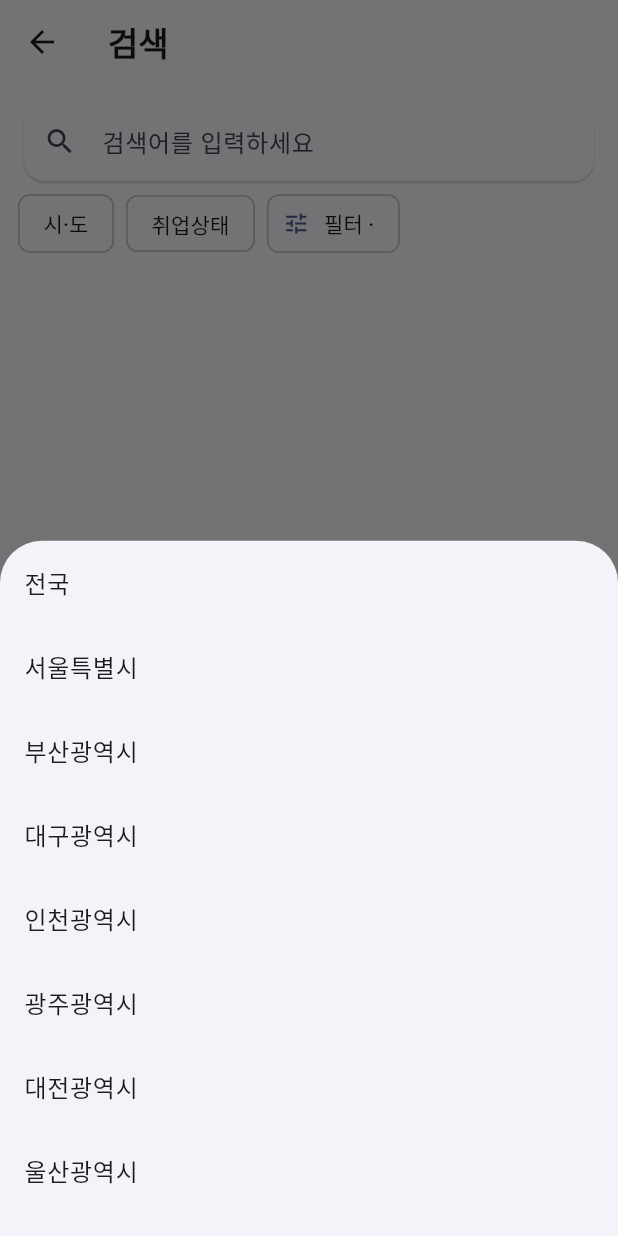
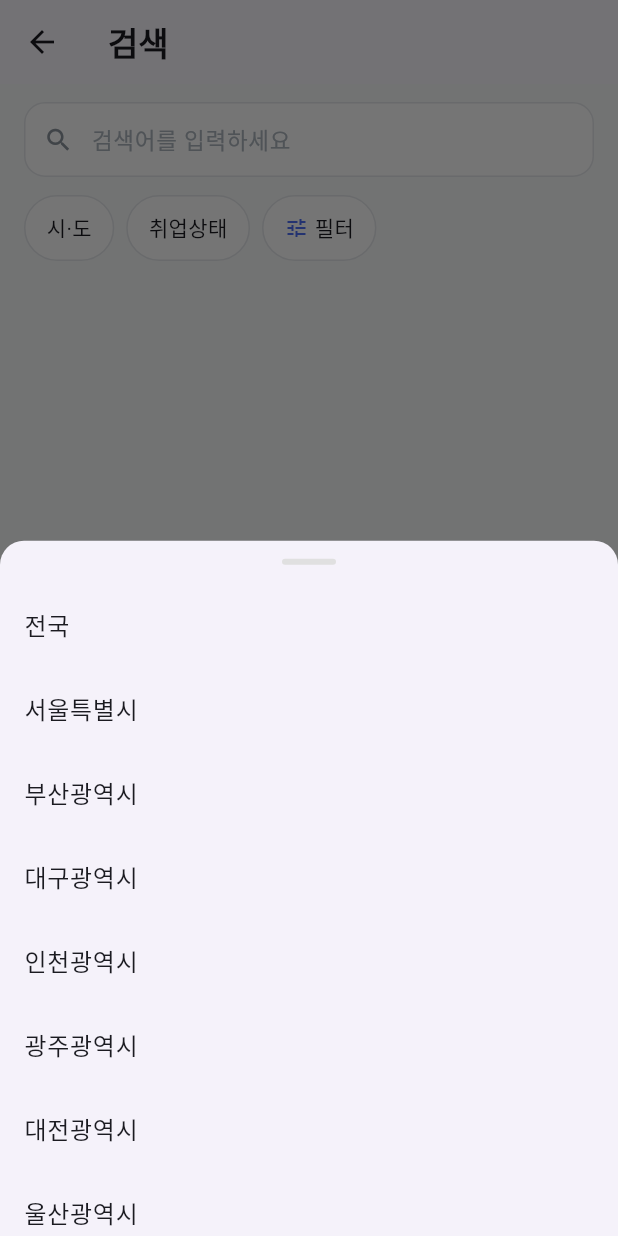
Before and after one commit to Neogulmanpassingby/clientfile, a Flutter app: the SearchPage screen opened directly, after a tap on "시·도", on a phone screen of 412 x 824 dp. Run offline on Flutter 3.47's test engine with Material 3 defaults, Android fonts, the phone set to English and light mode, and no system bars; our stand-ins replace flutter_secure_storage, lottie, shimmer; accounts and stored records are empty; Roboto replaces fonts that are missing (Pretendard); project files that could hold a hidden picture were left out.

Commit message:
style: ui 수정

```diff
--- a/lib/pages/MainPage/SearchPage.dart
+++ b/lib/pages/MainPage/SearchPage.dart
@@ -12,7 +12,6 @@ final String apiBase = const String.fromEnvironment(
   defaultValue: baseUrl,
 );
 
-// 시·도 목록
 const Map<String, List<String>> _sidoSigungu = {
   '서울특별시': [],
   '부산광역시': [],
@@ -40,25 +39,17 @@ class SearchPage extends StatefulWidget {
 }
 
 class _SearchPageState extends State<SearchPage> {
-  // ───────────── 상태
   final _controller = TextEditingController();
   Timer? _debounce;
-
   bool _isLoading = false;
   List<Map<String, dynamic>> _results = [];
-
-  // 빠른 필터
   String? _selectedSido;
   String? _selectedEmploymentStatus;
-
-  // 상세 필터
   String? _maritalStatus;
   String? _education;
   String? _major;
   final Set<String> _specialGroups = {};
   final Set<String> _interests = {};
-
-  // 리스트
   late final List<String> _sidoList = ['전국', ..._sidoSigungu.keys];
   final _employmentStatuses = [
     '재직자',
@@ -72,13 +63,11 @@ class _SearchPageState extends State<SearchPage> {
     '기타',
   ];
 
-  // ───────────── 디바운스 입력
   void _onSearchChanged(String q) {
     if (_debounce?.isActive ?? false) _debounce!.cancel();
     _debounce = Timer(const Duration(milliseconds: 350), () => _search(q));
   }
 
-  // ───────────── API 호출
   Future<void> _search(String q) async {
     if (q.isEmpty) {
       setState(() {
@@ -120,7 +109,6 @@ class _SearchPageState extends State<SearchPage> {
     }
   }
 
-  // ───────────── Shimmer (로딩 카드)
   Widget _shimmer() => Padding(
     padding: const EdgeInsets.symmetric(horizontal: 16, vertical: 6),
     child: Shimmer.fromColors(
@@ -136,49 +124,49 @@ class _SearchPageState extends State<SearchPage> {
     ),
   );
 
-  // ───────────── 검색바 (토스 카드형)
   Widget _searchBar() {
     return Padding(
       padding: const EdgeInsets.fromLTRB(16, 12, 16, 8),
-      child: Material(
-        elevation: 0.5,
+      child: Container(
+        decoration: BoxDecoration(
+          color: Colors.white,
           borderRadius: BorderRadius.circular(14),
+          border: Border.all(color: const Color(0xFFE5E8EB)),
+        ),
+        child: Row(
+          children: [
+            const Padding(
+              padding: EdgeInsets.symmetric(horizontal: 12),
+              child: Icon(Icons.search, size: 20, color: Color(0xFF8C959E)),
+            ),
+            Expanded(
               child: TextField(
                 controller: _controller,
                 onChanged: _onSearchChanged,
+                style: const TextStyle(fontSize: 15),
                 decoration: const InputDecoration(
-            contentPadding: EdgeInsets.symmetric(vertical: 14),
-            prefixIcon: Icon(Icons.search, size: 22),
                   hintText: '검색어를 입력하세요',
+                  hintStyle: TextStyle(color: Color(0xFFADB5BD)),
                   border: InputBorder.none,
                 ),
+              ),
+            ),
+          ],
         ),
       ),
     );
   }
 
-  // ───────────── Quick Filter Pills
   Widget _quickFilters() {
     final chips = <Widget>[
-      ActionChip(
-        label: Text(_selectedSido ?? '시·도'),
-        onPressed: _openSidoPicker,
-      ),
-      ActionChip(
-        label: Text(_selectedEmploymentStatus ?? '취업상태'),
-        onPressed: _openEmploymentPicker,
-      ),
-      ActionChip(
-        avatar: const Icon(Icons.tune, size: 18),
-        label: const Text('필터 ·'),
-        onPressed: _openDetailFilter,
-      ),
+      _pillButton(_selectedSido ?? '시·도', _openSidoPicker),
+      _pillButton(_selectedEmploymentStatus ?? '취업상태', _openEmploymentPicker),
+      _pillButtonWithIcon('필터', Icons.tune, _openDetailFilter),
     ];
-
     return SizedBox(
-      height: 40,
+      height: 44,
       child: ListView.separated(
-        padding: const EdgeInsets.symmetric(horizontal: 12),
+        padding: const EdgeInsets.symmetric(horizontal: 16),
         scrollDirection: Axis.horizontal,
         itemBuilder: (_, i) => chips[i],
         separatorBuilder: (_, __) => const SizedBox(width: 8),
@@ -187,21 +175,52 @@ class _SearchPageState extends State<SearchPage> {
     );
   }
 
-  // ───────────── 결과 카드 (토스 스타일)
+  Widget _pillButton(String label, VoidCallback onTap) {
+    return InkWell(
+      borderRadius: BorderRadius.circular(22),
+      onTap: onTap,
+      child: Container(
+        alignment: Alignment.center,
+        padding: const EdgeInsets.symmetric(horizontal: 14, vertical: 8),
+        decoration: BoxDecoration(
+          color: Colors.white,
+          border: Border.all(color: const Color(0xFFE5E8EB)),
+          borderRadius: BorderRadius.circular(22),
+        ),
+        child: Text(label, style: const TextStyle(fontSize: 14, height: 1.2)),
+      ),
+    );
+  }
+
+  Widget _pillButtonWithIcon(String label, IconData icon, VoidCallback onTap) {
+    return InkWell(
+      borderRadius: BorderRadius.circular(22),
+      onTap: onTap,
+      child: Container(
+        alignment: Alignment.center,
+        padding: const EdgeInsets.symmetric(horizontal: 14, vertical: 8),
+        decoration: BoxDecoration(
+          color: Colors.white,
+          border: Border.all(color: const Color(0xFFE5E8EB)),
+          borderRadius: BorderRadius.circular(22),
+        ),
+        child: Row(
+          mainAxisSize: MainAxisSize.min,
+          children: [
+            Icon(icon, size: 16, color: const Color(0xFF4C6EF5)),
+            const SizedBox(width: 4),
+            Text(label, style: const TextStyle(fontSize: 14, height: 1.2)),
+          ],
+        ),
+      ),
+    );
+  }
+
   Widget _resultItem(Map<String, dynamic> policy) {
     return Padding(
       padding: const EdgeInsets.symmetric(horizontal: 16, vertical: 6),
-      child: Material(
-        elevation: 0.5,
+      child: InkWell(
         borderRadius: BorderRadius.circular(12),
-        color: Colors.white,
-        child: ListTile(
-          dense: true,
-          title: Text(
-            policy['plcyNm'] ?? '정책명 없음',
-            style: const TextStyle(fontWeight: FontWeight.w500),
-          ),
-          trailing: const Icon(Icons.chevron_right),
         onTap: () {
           Navigator.push(
             context,
@@ -210,16 +229,53 @@ class _SearchPageState extends State<SearchPage> {
             ),
           );
         },
+        child: Container(
+          padding: const EdgeInsets.symmetric(horizontal: 16, vertical: 14),
+          decoration: BoxDecoration(
+            color: Colors.white,
+            borderRadius: BorderRadius.circular(12),
+            border: Border.all(color: const Color(0xFFE5E8EB)),
+          ),
+          child: Row(
+            children: [
+              Expanded(
+                child: Text(
+                  policy['plcyNm'] ?? '정책명 없음',
+                  style: const TextStyle(
+                    fontSize: 15,
+                    fontWeight: FontWeight.w500,
+                    color: Colors.black87,
+                  ),
+                ),
+              ),
+              const Icon(Icons.chevron_right, color: Colors.grey),
+            ],
+          ),
         ),
       ),
     );
   }
 
-  // ───────────── 시·도 BottomSheet
   Future<void> _openSidoPicker() async {
     final selected = await showModalBottomSheet<String>(
       context: context,
-      builder: (_) => ListView(
+      shape: const RoundedRectangleBorder(
+        borderRadius: BorderRadius.vertical(top: Radius.circular(16)),
+      ),
+      builder: (_) => Column(
+        mainAxisSize: MainAxisSize.min,
+        children: [
+          Container(
+            margin: const EdgeInsets.symmetric(vertical: 12),
+            height: 4,
+            width: 36,
+            decoration: BoxDecoration(
+              color: Colors.grey.shade300,
+              borderRadius: BorderRadius.circular(2),
+            ),
+          ),
+          Expanded(
+            child: ListView(
               children: _sidoList
                   .map(
                     (s) => ListTile(
@@ -229,6 +285,9 @@ class _SearchPageState extends State<SearchPage> {
                   )
                   .toList(),
             ),
+          ),
+        ],
+      ),
     );
     if (selected != null || (selected == null && _selectedSido != null)) {
       setState(() => _selectedSido = selected);
@@ -236,11 +295,26 @@ class _SearchPageState extends State<SearchPage> {
     }
   }
 
-  // ───────────── 취업상태 BottomSheet
   Future<void> _openEmploymentPicker() async {
     final selected = await showModalBottomSheet<String>(
       context: context,
-      builder: (_) => ListView(
+      shape: const RoundedRectangleBorder(
+        borderRadius: BorderRadius.vertical(top: Radius.circular(16)),
+      ),
+      builder: (_) => Column(
+        mainAxisSize: MainAxisSize.min,
+        children: [
+          Container(
+            margin: const EdgeInsets.symmetric(vertical: 12),
+            height: 4,
+            width: 36,
+            decoration: BoxDecoration(
+              color: Colors.grey.shade300,
+              borderRadius: BorderRadius.circular(2),
+            ),
+          ),
+          Expanded(
+            child: ListView(
               children: _employmentStatuses
                   .map(
                     (e) => ListTile(
@@ -250,6 +324,9 @@ class _SearchPageState extends State<SearchPage> {
                   )
                   .toList(),
             ),
+          ),
+        ],
+      ),
     );
     if (selected != null) {
       setState(() => _selectedEmploymentStatus = selected);
@@ -257,11 +334,13 @@ class _SearchPageState extends State<SearchPage> {
     }
   }
 
-  // ───────────── 상세 필터 BottomSheet (기존 로직 재활용)
   void _openDetailFilter() {
     showModalBottomSheet(
       context: context,
       isScrollControlled: true,
+      shape: const RoundedRectangleBorder(
+        borderRadius: BorderRadius.vertical(top: Radius.circular(16)),
+      ),
       builder: (ctx) => StatefulBuilder(
         builder: (context, setModal) {
           void toggleSingle(String title, String? value) {
@@ -297,8 +376,7 @@ class _SearchPageState extends State<SearchPage> {
             List<String> items, {
             bool multi = false,
           }) {
-            const accent = Color(0xFF0064FF); // 토스 블루
-
+            const accent = Color(0xFF0064FF);
             return Column(
               crossAxisAlignment: CrossAxisAlignment.start,
               children: [
@@ -333,7 +411,6 @@ class _SearchPageState extends State<SearchPage> {
                         selected = _interests.contains(e);
                         break;
                     }
-
                     return FilterChip(
                       showCheckmark: false,
                       selectedColor: accent.withOpacity(0.15),
@@ -425,6 +502,13 @@ class _SearchPageState extends State<SearchPage> {
                       Navigator.pop(context);
                       _search(_controller.text);
                     },
+                    style: ElevatedButton.styleFrom(
+                      backgroundColor: const Color(0xFF4C6EF5),
+                      foregroundColor: Colors.white,
+                      shape: RoundedRectangleBorder(
+                        borderRadius: BorderRadius.circular(8),
+                      ),
+                    ),
                     child: const Text('적용'),
                   ),
                 ],
@@ -436,7 +520,6 @@ class _SearchPageState extends State<SearchPage> {
     );
   }
 
-  // ───────────── UI
   @override
   Widget build(BuildContext context) {
     return PopScope(
@@ -460,6 +543,7 @@ class _SearchPageState extends State<SearchPage> {
         body: Column(
           children: [
             _searchBar(),
+            const SizedBox(height: 4),
             _quickFilters(),
             const SizedBox(height: 8),
             Expanded(
@@ -481,7 +565,6 @@ class _SearchPageState extends State<SearchPage> {
     );
   }
 
-  // ───────────── 메모리 정리
   @override
   void dispose() {
     _debounce?.cancel();
```
Lines whose indentation alone changed are shown as unchanged.
